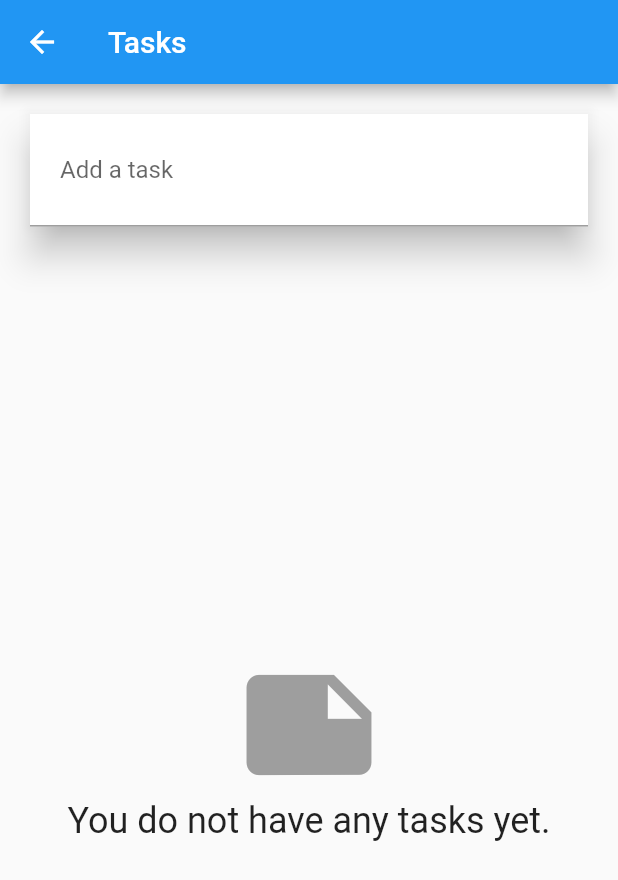
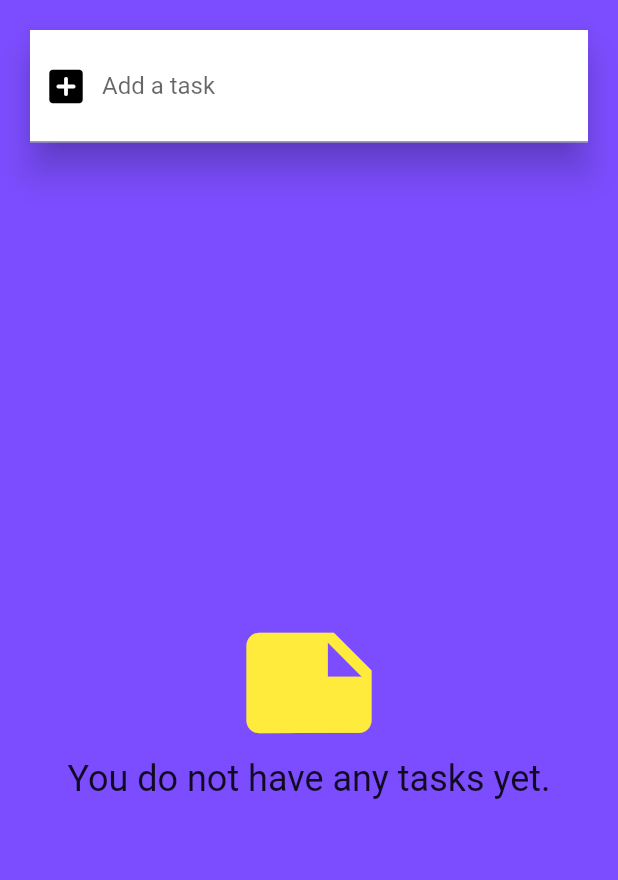
Before and after one commit to nurzhan-132/our-kahoot, a Flutter app: the QuestionCreatorScreen screen opened directly with empty values, on a phone screen of 412 x 824 dp. Shown: the top 880 px of the screen. Run offline on Flutter 3.47's test engine with Material 2 defaults, Android fonts, the phone set to English and light mode, and no system bars.

Commit message:
question_creator_screen and question_screen update

```diff
--- a/lib/views/question_creator_screen.dart
+++ b/lib/views/question_creator_screen.dart
@@ -19,9 +19,7 @@ class _QuestionCreatorScreenState extends State<QuestionCreatorScreen> {
   @override
   Widget build(BuildContext context) {
     return Scaffold(
-      appBar: AppBar(
-        title: const Text('Tasks'),
-      ),
+      backgroundColor: Colors.deepPurpleAccent,
       body: Column(
         children: [_buildListCreator(), Expanded(child: _buildTask())],
       ),
@@ -37,6 +35,10 @@ class _QuestionCreatorScreenState extends State<QuestionCreatorScreen> {
         child: TextField(
           controller: textController,
           decoration: const InputDecoration(
+              prefixIcon : Icon(
+                Icons.add_box_rounded,
+                color: Colors.black,
+                size: 30,),
               labelText: 'Add a task', contentPadding: EdgeInsets.all(20)),
           onEditingComplete: addTask,
         ),
@@ -66,7 +68,7 @@ class _QuestionCreatorScreenState extends State<QuestionCreatorScreen> {
           const Icon(
             Icons.note,
             size: 100,
-            color: Colors.grey,
+            color: Colors.yellow,
           ),
           Text(
             'You do not have any tasks yet.',
```
Also changed, not shown: lib/views/question_screen.dart (+8 -1 lines).
